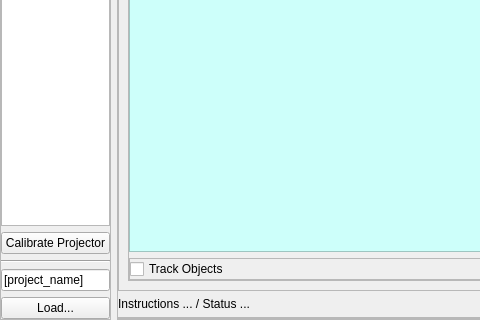
The window that isar/ui/domain_learning.ui (zardosht/isar) describes before a commit, drawn with Qt 5; both pictures show x 0 to 480 and y 385 to 705 of the 1114 by 705 pixel window.
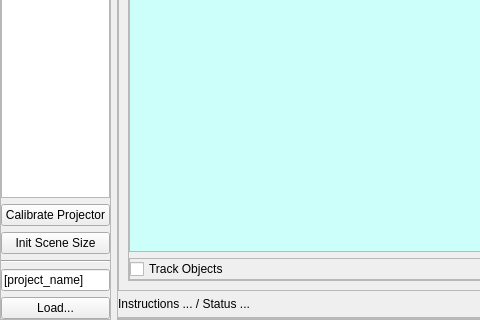
The same window after the commit.

Commit message: - working on the scene size initialization when definining the scenes - moved the scene marker detection and scene size calculation to the scene util.

The edit to the form file:
```diff
--- a/isar/ui/domain_learning.ui
+++ b/isar/ui/domain_learning.ui
@@ -82,6 +82,13 @@
         </property>
        </widget>
       </item>
+      <item>
+       <widget class="QPushButton" name="init_scene_size_btn">
+        <property name="text">
+         <string>Init Scene Size</string>
+        </property>
+       </widget>
+      </item>
       <item>
        <widget class="Line" name="line">
         <property name="orientation">
```
The commit also changes 6 other files.
